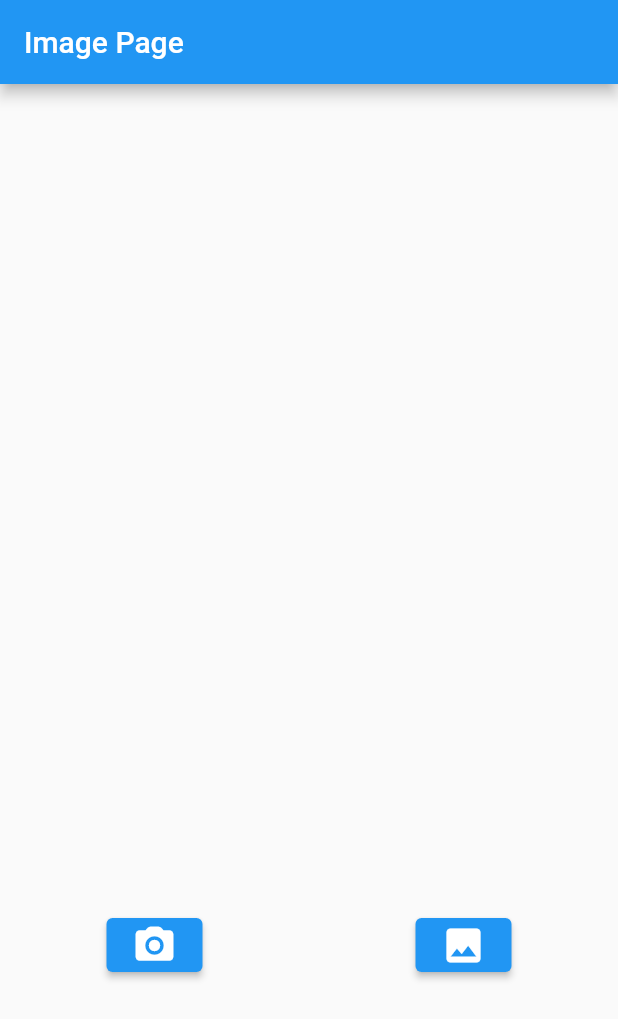
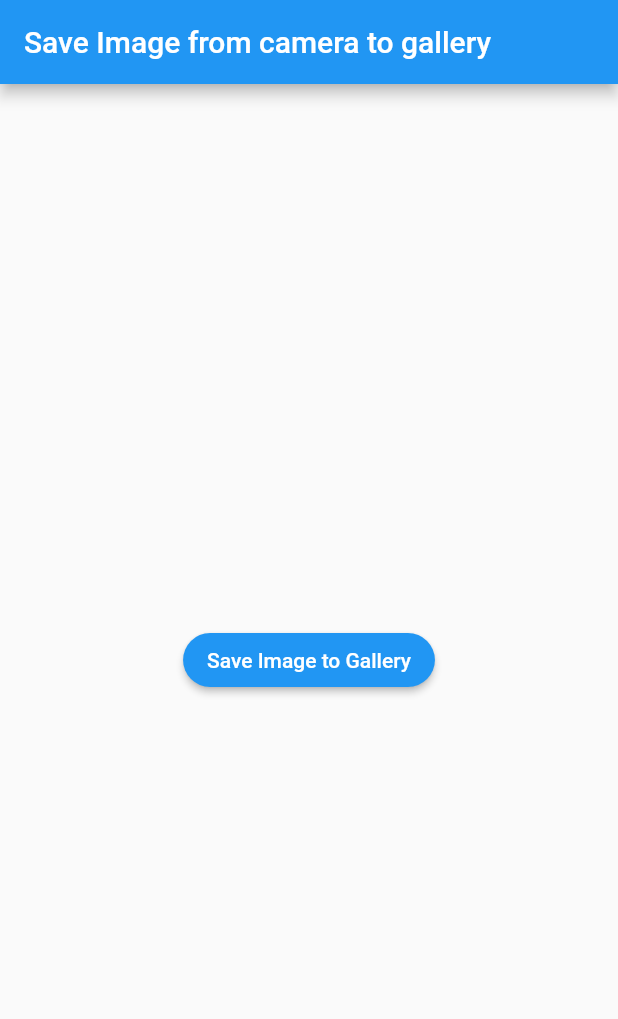
Before and after one commit to vinayakrajvardhan/ImagePicker-Flutter, a Flutter app: the screen it shows after launch, on a phone screen of 412 x 824 dp. Shown: the top 1019 px of the screen. Run offline on Flutter 3.47's test engine with Material 2 defaults, Android fonts, the light colour scheme and no system bars; our stand-ins replace gallery_saver, image_picker, share_plus.

Commit message:
save image from camera to gallery

```diff
--- a/lib/main.dart
+++ b/lib/main.dart
@@ -1,5 +1,6 @@
 import 'package:flutter/material.dart';
 import 'package:image_picker_project/pages/imagepicservice.dart';
+import 'package:image_picker_project/pages/save_image_from_cameraTo_gallery.dart';
 
 void main() {
   runApp(const MyApp());
@@ -12,11 +13,12 @@ class MyApp extends StatelessWidget {
   @override
   Widget build(BuildContext context) {
     return MaterialApp(
-        debugShowCheckedModeBanner: false,
-        title: 'Flutter Demo',
-        theme: ThemeData(
-          primarySwatch: Colors.blue,
-        ),
-        home: ImagePage());
+      debugShowCheckedModeBanner: false,
+      title: 'Flutter Demo',
+      theme: ThemeData(
+        primarySwatch: Colors.blue,
+      ),
+      home: SaveImageFromCameraToGallery(),
+    );
   }
 }
--- /dev/null
+++ b/lib/pages/save_image_from_cameraTo_gallery.dart
@@ -0,0 +1,52 @@
+import 'dart:io';
+
+import 'package:flutter/material.dart';
+import 'package:gallery_saver/gallery_saver.dart';
+import 'package:image_picker/image_picker.dart';
+
+class SaveImageFromCameraToGallery extends StatefulWidget {
+  const SaveImageFromCameraToGallery({Key? key}) : super(key: key);
+
+  @override
+  State<SaveImageFromCameraToGallery> createState() =>
+      _SaveImageFromCameraToGalleryState();
+}
+
+class _SaveImageFromCameraToGalleryState
+    extends State<SaveImageFromCameraToGallery> {
+  String firstButtonText = "Save Image to Gallery";
+  @override
+  Widget build(BuildContext context) {
+    return Scaffold(
+      appBar: AppBar(
+        title: Text('Save Image from camera to gallery '),
+      ),
+      body: Center(
+        child: Column(
+          mainAxisAlignment: MainAxisAlignment.center,
+          children: [
+            ElevatedButton(
+              style: ElevatedButton.styleFrom(shape: StadiumBorder()),
+              onPressed: saveImageToGallery,
+              child: Text(
+                firstButtonText,
+              ),
+            )
+          ],
+        ),
+      ),
+    );
+  }
+
+  void saveImageToGallery() async {
+    ImagePicker.platform.pickImage(source: ImageSource.camera).then((value) {
+      if (value != null && value.path != null) {
+        GallerySaver.saveImage(value.path).then((value) {
+          setState(() {
+            String firstButtonText = 'Image is saved to gallery';
+          });
+        });
+      }
+    });
+  }
+}
--- a/pubspec.yaml
+++ b/pubspec.yaml
@@ -36,6 +36,7 @@ dev_dependencies:
   flutter_lints: ^1.0.0
   flutter_test:
     sdk: flutter
+  gallery_saver: ^2.3.2
   share_plus: ^4.0.4
 
 # For information on the generic Dart part of this file, see the
```
Also changed, not shown: pubspec.lock, 2 other files.
